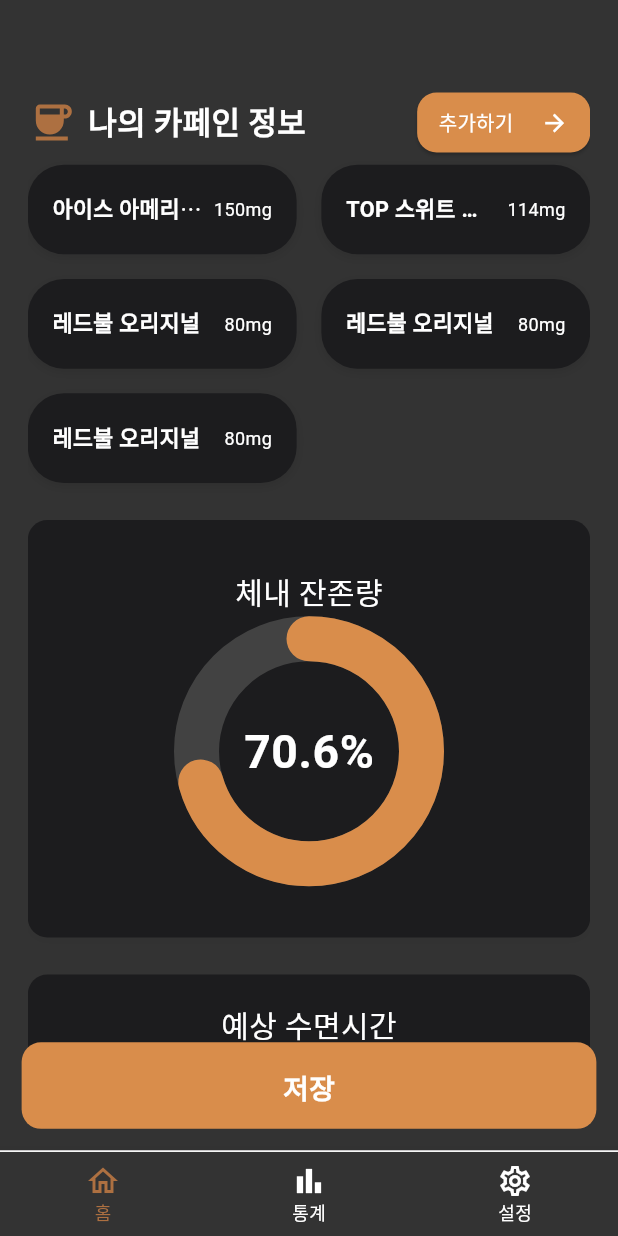
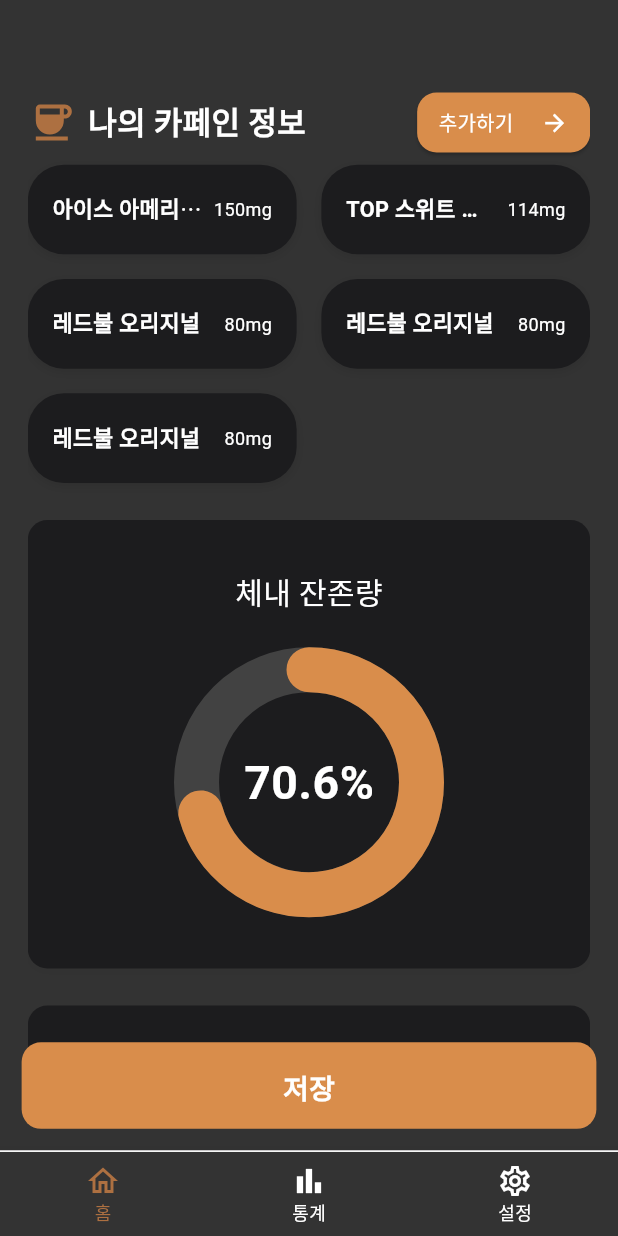
Before and after one commit to 4TH-cocothon-team2/danzam-flutter, a Flutter app: the screen it shows after launch, on a phone screen of 412 x 824 dp. Run offline on Flutter 3.47's test engine with Material 3 defaults, Android fonts, the phone set to English and light mode, and no system bars; drawn by our look-alikes of simple_circular_progress_bar; our stand-ins replace dio, flutter_svg, get.

Commit message:
Fix HomeMain UI Detail

```diff
--- a/lib/home/home_main.dart
+++ b/lib/home/home_main.dart
@@ -145,7 +145,7 @@ class _HomeMainState extends State<HomeMain> {
                                 fontSize: 20,
                               ),
                             ),
-                            SizedBox(height: size.height * 0.05),
+                            SizedBox(height: size.height * 0.075),
                             Transform.scale(
                               scale: 1.5,
                               child: SimpleCircularProgressBar(
```
